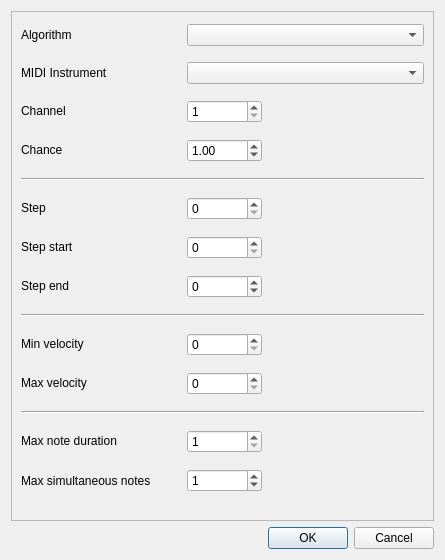
This is improviser/qtGUI/instrument.ui in bspaans/improviser as Qt 5 draws it before an edit. The edited form follows.
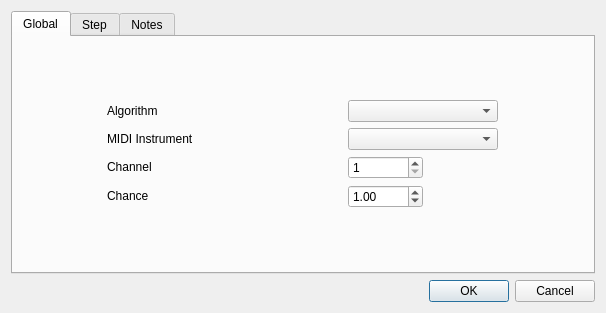
This is the edited form.

Commit message: Restyle instrument editor

Diff of the .ui file:
```diff
--- a/improviser/qtGUI/instrument.ui
+++ b/improviser/qtGUI/instrument.ui
@@ -5,8 +5,8 @@
    <rect>
     <x>0</x>
     <y>0</y>
-    <width>445</width>
-    <height>560</height>
+    <width>606</width>
+    <height>313</height>
    </rect>
   </property>
   <property name="windowTitle" >
@@ -15,27 +15,19 @@
   <property name="modal" >
    <bool>true</bool>
   </property>
-  <layout class="QVBoxLayout" name="verticalLayout_2" >
-   <item>
-    <widget class="QFrame" name="frame" >
-     <property name="frameShape" >
-      <enum>QFrame::StyledPanel</enum>
-     </property>
-     <property name="frameShadow" >
-      <enum>QFrame::Raised</enum>
-     </property>
      <layout class="QVBoxLayout" name="verticalLayout" >
       <item>
-       <layout class="QGridLayout" name="gridLayout" >
-        <property name="sizeConstraint" >
-         <enum>QLayout::SetMinimumSize</enum>
-        </property>
-        <property name="bottomMargin" >
-         <number>16</number>
-        </property>
-        <property name="spacing" >
-         <number>16</number>
-        </property>
+    <widget class="QTabWidget" name="Tabs" >
+     <property name="currentIndex" >
+      <number>0</number>
+     </property>
+     <widget class="QWidget" name="tab" >
+      <attribute name="title" >
+       <string>Global</string>
+      </attribute>
+      <layout class="QVBoxLayout" name="verticalLayout_2" >
+       <item>
+        <layout class="QGridLayout" name="gridLayout_2" >
         <item row="0" column="0" >
          <widget class="QLabel" name="label_10" >
           <property name="sizePolicy" >
@@ -55,8 +47,21 @@
           </property>
          </widget>
         </item>
-        <item row="0" column="1" colspan="2" >
-         <widget class="QComboBox" name="algorithm" />
+         <item row="0" column="1" >
+          <widget class="QComboBox" name="algorithm" >
+           <property name="sizePolicy" >
+            <sizepolicy vsizetype="Fixed" hsizetype="Preferred" >
+             <horstretch>0</horstretch>
+             <verstretch>0</verstretch>
+            </sizepolicy>
+           </property>
+           <property name="minimumSize" >
+            <size>
+             <width>150</width>
+             <height>0</height>
+            </size>
+           </property>
+          </widget>
         </item>
         <item row="1" column="0" >
          <widget class="QLabel" name="label_4" >
@@ -77,8 +82,21 @@
           </property>
          </widget>
         </item>
-        <item row="1" column="1" colspan="2" >
-         <widget class="QComboBox" name="midi" />
+         <item row="1" column="1" >
+          <widget class="QComboBox" name="midi" >
+           <property name="sizePolicy" >
+            <sizepolicy vsizetype="Fixed" hsizetype="Preferred" >
+             <horstretch>0</horstretch>
+             <verstretch>0</verstretch>
+            </sizepolicy>
+           </property>
+           <property name="minimumSize" >
+            <size>
+             <width>150</width>
+             <height>0</height>
+            </size>
+           </property>
+          </widget>
         </item>
         <item row="2" column="0" >
          <widget class="QLabel" name="label_6" >
@@ -121,8 +139,79 @@
           </property>
          </widget>
         </item>
-        <item row="9" column="1" >
-         <widget class="QSpinBox" name="minvelocity" >
+         <item row="3" column="0" >
+          <widget class="QLabel" name="label_5" >
+           <property name="sizePolicy" >
+            <sizepolicy vsizetype="Fixed" hsizetype="Fixed" >
+             <horstretch>0</horstretch>
+             <verstretch>0</verstretch>
+            </sizepolicy>
+           </property>
+           <property name="minimumSize" >
+            <size>
+             <width>150</width>
+             <height>0</height>
+            </size>
+           </property>
+           <property name="text" >
+            <string>Chance</string>
+           </property>
+          </widget>
+         </item>
+         <item row="3" column="1" >
+          <widget class="QDoubleSpinBox" name="chance" >
+           <property name="sizePolicy" >
+            <sizepolicy vsizetype="Fixed" hsizetype="Fixed" >
+             <horstretch>0</horstretch>
+             <verstretch>0</verstretch>
+            </sizepolicy>
+           </property>
+           <property name="minimumSize" >
+            <size>
+             <width>75</width>
+             <height>0</height>
+            </size>
+           </property>
+           <property name="singleStep" >
+            <double>0.025000000000000</double>
+           </property>
+           <property name="value" >
+            <double>1.000000000000000</double>
+           </property>
+          </widget>
+         </item>
+        </layout>
+       </item>
+      </layout>
+     </widget>
+     <widget class="QWidget" name="tab_2" >
+      <attribute name="title" >
+       <string>Step</string>
+      </attribute>
+      <layout class="QVBoxLayout" name="verticalLayout_3" >
+       <item>
+        <layout class="QGridLayout" name="gridLayout_3" >
+         <item row="0" column="0" >
+          <widget class="QLabel" name="label_3" >
+           <property name="sizePolicy" >
+            <sizepolicy vsizetype="Fixed" hsizetype="Fixed" >
+             <horstretch>0</horstretch>
+             <verstretch>0</verstretch>
+            </sizepolicy>
+           </property>
+           <property name="minimumSize" >
+            <size>
+             <width>150</width>
+             <height>0</height>
+            </size>
+           </property>
+           <property name="text" >
+            <string>Step</string>
+           </property>
+          </widget>
+         </item>
+         <item row="0" column="1" >
+          <widget class="QSpinBox" name="step" >
           <property name="sizePolicy" >
            <sizepolicy vsizetype="Fixed" hsizetype="Fixed" >
             <horstretch>0</horstretch>
@@ -140,26 +229,7 @@
           </property>
          </widget>
         </item>
-        <item row="9" column="0" >
-         <widget class="QLabel" name="label_9" >
-          <property name="sizePolicy" >
-           <sizepolicy vsizetype="Fixed" hsizetype="Fixed" >
-            <horstretch>0</horstretch>
-            <verstretch>0</verstretch>
-           </sizepolicy>
-          </property>
-          <property name="minimumSize" >
-           <size>
-            <width>150</width>
-            <height>0</height>
-           </size>
-          </property>
-          <property name="text" >
-           <string>Min velocity</string>
-          </property>
-         </widget>
-        </item>
-        <item row="6" column="0" >
+         <item row="1" column="0" >
          <widget class="QLabel" name="label" >
           <property name="sizePolicy" >
            <sizepolicy vsizetype="Fixed" hsizetype="Fixed" >
@@ -178,7 +248,7 @@
           </property>
          </widget>
         </item>
-        <item row="6" column="1" >
+         <item row="1" column="1" >
          <widget class="QSpinBox" name="stepstart" >
           <property name="sizePolicy" >
            <sizepolicy vsizetype="Fixed" hsizetype="Fixed" >
@@ -197,45 +267,7 @@
           </property>
          </widget>
         </item>
-        <item row="5" column="0" >
-         <widget class="QLabel" name="label_3" >
-          <property name="sizePolicy" >
-           <sizepolicy vsizetype="Fixed" hsizetype="Fixed" >
-            <horstretch>0</horstretch>
-            <verstretch>0</verstretch>
-           </sizepolicy>
-          </property>
-          <property name="minimumSize" >
-           <size>
-            <width>150</width>
-            <height>0</height>
-           </size>
-          </property>
-          <property name="text" >
-           <string>Step</string>
-          </property>
-         </widget>
-        </item>
-        <item row="5" column="1" >
-         <widget class="QSpinBox" name="step" >
-          <property name="sizePolicy" >
-           <sizepolicy vsizetype="Fixed" hsizetype="Fixed" >
-            <horstretch>0</horstretch>
-            <verstretch>0</verstretch>
-           </sizepolicy>
-          </property>
-          <property name="minimumSize" >
-           <size>
-            <width>75</width>
-            <height>0</height>
-           </size>
-          </property>
-          <property name="maximum" >
-           <number>10000</number>
-          </property>
-         </widget>
-        </item>
-        <item row="7" column="0" >
+         <item row="2" column="0" >
          <widget class="QLabel" name="label_2" >
           <property name="sizePolicy" >
            <sizepolicy vsizetype="Fixed" hsizetype="Fixed" >
@@ -254,7 +286,7 @@
           </property>
          </widget>
         </item>
-        <item row="7" column="1" >
+         <item row="2" column="1" >
          <widget class="QSpinBox" name="stepend" >
           <property name="sizePolicy" >
            <sizepolicy vsizetype="Fixed" hsizetype="Fixed" >
@@ -276,7 +308,56 @@
           </property>
          </widget>
         </item>
-        <item row="10" column="0" >
+        </layout>
+       </item>
+      </layout>
+     </widget>
+     <widget class="QWidget" name="Notes" >
+      <attribute name="title" >
+       <string>Notes</string>
+      </attribute>
+      <layout class="QVBoxLayout" name="verticalLayout_4" >
+       <item>
+        <layout class="QGridLayout" name="gridLayout_4" >
+         <item row="0" column="0" >
+          <widget class="QLabel" name="label_9" >
+           <property name="sizePolicy" >
+            <sizepolicy vsizetype="Fixed" hsizetype="Fixed" >
+             <horstretch>0</horstretch>
+             <verstretch>0</verstretch>
+            </sizepolicy>
+           </property>
+           <property name="minimumSize" >
+            <size>
+             <width>150</width>
+             <height>0</height>
+            </size>
+           </property>
+           <property name="text" >
+            <string>Min velocity</string>
+           </property>
+          </widget>
+         </item>
+         <item row="0" column="1" >
+          <widget class="QSpinBox" name="minvelocity" >
+           <property name="sizePolicy" >
+            <sizepolicy vsizetype="Fixed" hsizetype="Fixed" >
+             <horstretch>0</horstretch>
+             <verstretch>0</verstretch>
+            </sizepolicy>
+           </property>
+           <property name="minimumSize" >
+            <size>
+             <width>75</width>
+             <height>0</height>
+            </size>
+           </property>
+           <property name="maximum" >
+            <number>128</number>
+           </property>
+          </widget>
+         </item>
+         <item row="1" column="0" >
          <widget class="QLabel" name="label_8" >
           <property name="sizePolicy" >
            <sizepolicy vsizetype="Fixed" hsizetype="Fixed" >
@@ -295,7 +376,7 @@
           </property>
          </widget>
         </item>
-        <item row="10" column="1" >
+         <item row="1" column="1" >
          <widget class="QSpinBox" name="maxvelocity" >
           <property name="sizePolicy" >
            <sizepolicy vsizetype="Fixed" hsizetype="Fixed" >
@@ -314,48 +395,7 @@
           </property>
          </widget>
         </item>
-        <item row="3" column="0" >
-         <widget class="QLabel" name="label_5" >
-          <property name="sizePolicy" >
-           <sizepolicy vsizetype="Fixed" hsizetype="Fixed" >
-            <horstretch>0</horstretch>
-            <verstretch>0</verstretch>
-           </sizepolicy>
-          </property>
-          <property name="minimumSize" >
-           <size>
-            <width>150</width>
-            <height>0</height>
-           </size>
-          </property>
-          <property name="text" >
-           <string>Chance</string>
-          </property>
-         </widget>
-        </item>
-        <item row="3" column="1" >
-         <widget class="QDoubleSpinBox" name="chance" >
-          <property name="sizePolicy" >
-           <sizepolicy vsizetype="Fixed" hsizetype="Fixed" >
-            <horstretch>0</horstretch>
-            <verstretch>0</verstretch>
-           </sizepolicy>
-          </property>
-          <property name="minimumSize" >
-           <size>
-            <width>75</width>
-            <height>0</height>
-           </size>
-          </property>
-          <property name="singleStep" >
-           <double>0.025000000000000</double>
-          </property>
-          <property name="value" >
-           <double>1.000000000000000</double>
-          </property>
-         </widget>
-        </item>
-        <item row="12" column="0" >
+         <item row="2" column="0" >
          <widget class="QLabel" name="label_7" >
           <property name="sizePolicy" >
            <sizepolicy vsizetype="Fixed" hsizetype="Fixed" >
@@ -374,7 +414,7 @@
           </property>
          </widget>
         </item>
-        <item row="12" column="1" >
+         <item row="2" column="1" >
          <widget class="QSpinBox" name="noteduration" >
           <property name="sizePolicy" >
            <sizepolicy vsizetype="Fixed" hsizetype="Fixed" >
@@ -393,35 +433,14 @@
           </property>
          </widget>
         </item>
-        <item row="4" column="0" colspan="3" >
-         <widget class="Line" name="line" >
-          <property name="orientation" >
-           <enum>Qt::Horizontal</enum>
-          </property>
-         </widget>
-        </item>
-        <item row="8" column="0" colspan="3" >
-         <widget class="Line" name="line_2" >
-          <property name="orientation" >
-           <enum>Qt::Horizontal</enum>
-          </property>
-         </widget>
-        </item>
-        <item row="11" column="0" colspan="3" >
-         <widget class="Line" name="line_3" >
-          <property name="orientation" >
-           <enum>Qt::Horizontal</enum>
-          </property>
-         </widget>
-        </item>
-        <item row="13" column="0" >
+         <item row="3" column="0" >
          <widget class="QLabel" name="label_11" >
           <property name="text" >
            <string>Max simultaneous notes</string>
           </property>
          </widget>
         </item>
-        <item row="13" column="1" >
+         <item row="3" column="1" >
          <widget class="QSpinBox" name="maxnotes" >
           <property name="minimum" >
            <number>-1</number>
@@ -438,6 +457,7 @@
       </item>
      </layout>
     </widget>
+    </widget>
    </item>
    <item>
     <widget class="QDialogButtonBox" name="buttonBox" >
```
Left out of the diff: 16 changed lines with no effect on the pictures. Lines whose indentation alone changed are shown as unchanged. The commit also changes 2 other files.
